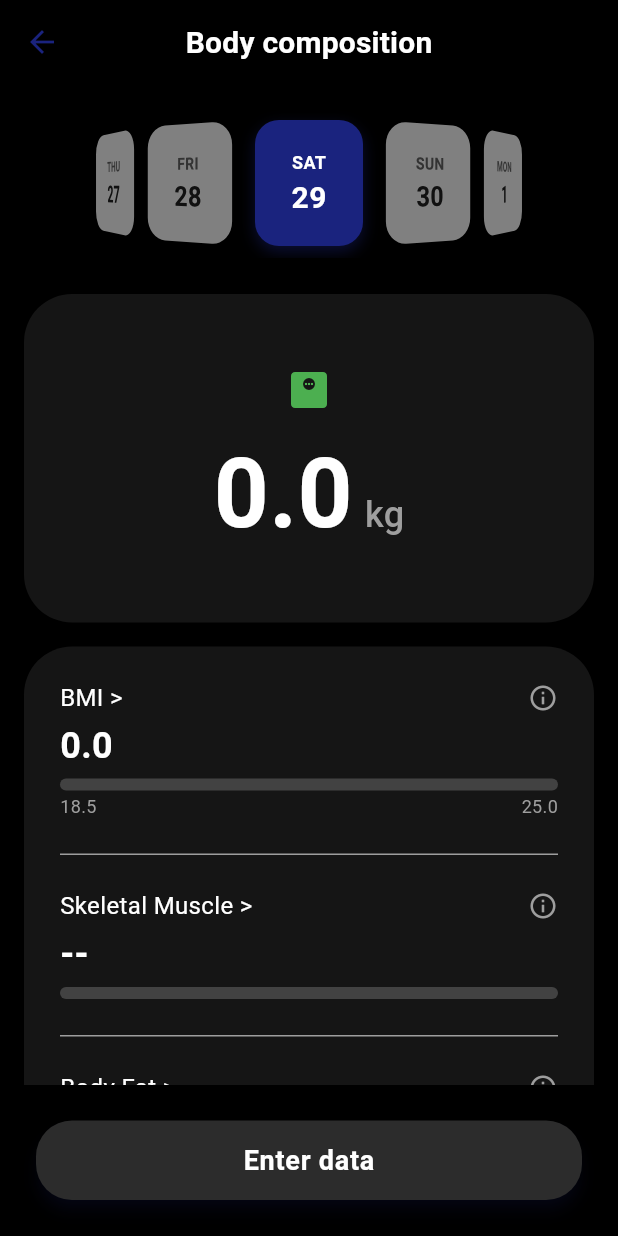
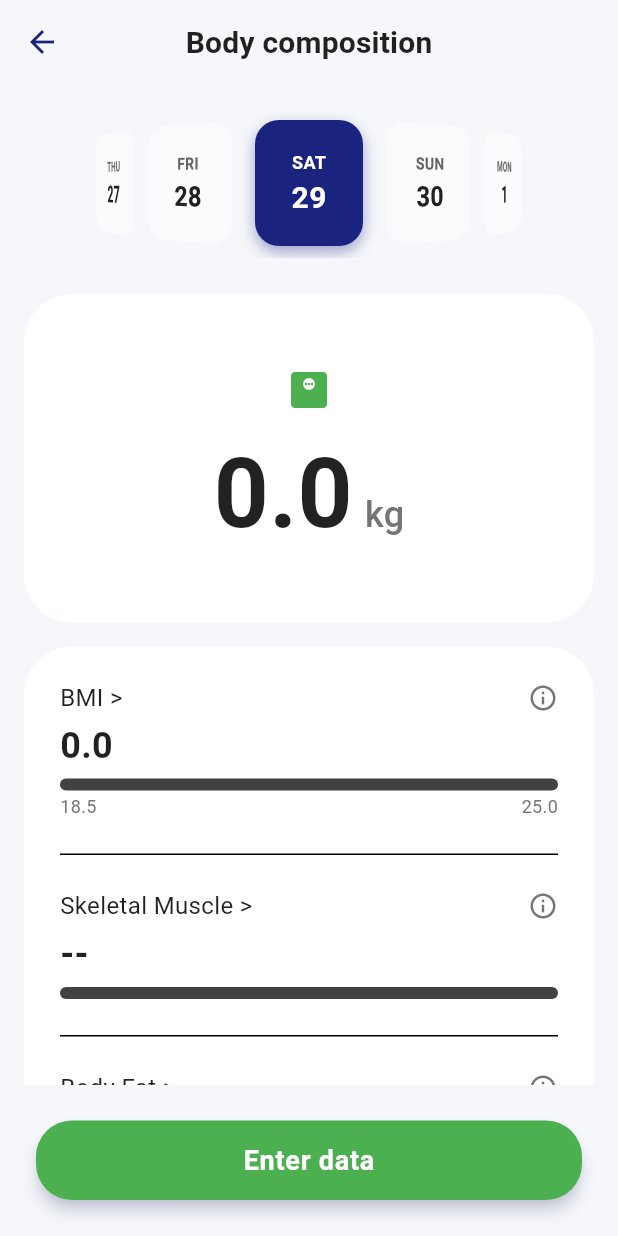
Before and after one commit to 1xterminal/Gainers, a Flutter app: the WeightLogScreen screen opened directly, on a phone screen of 412 x 824 dp. Run offline on Flutter 3.47's test engine with Material 3 defaults, Android fonts, the phone set to English and light mode, and no system bars; our stand-ins replace confetti, fl_chart, flutter_dotenv, flutter_riverpod, google_sign_in, permission_handler and 3 more; missing offline and left inert: health, youtube_api; accounts and stored records are empty; network calls fail.

Commit message:
change from hardcode colour to be light/dark mode

```diff
--- a/lib/features/weight/ui/weight_log_screen.dart
+++ b/lib/features/weight/ui/weight_log_screen.dart
@@ -25,12 +25,13 @@ class _WeightLogScreenState extends ConsumerState<WeightLogScreen> {
     final recentLogsAsync = ref.watch(recentWeightLogsProvider);
 
     return Scaffold(
-      backgroundColor: Colors.black,
+      backgroundColor: Theme.of(context).scaffoldBackgroundColor,
       appBar: AppBar(
         title: const Text('Body composition'),
         centerTitle: true,
-        backgroundColor: Colors.black,
-        foregroundColor: Colors.white,
+        elevation: 0,
+        backgroundColor: Theme.of(context).scaffoldBackgroundColor,
+        titleTextStyle: Theme.of(context).textTheme.titleLarge?.copyWith(fontWeight: FontWeight.bold),
       ),
       body: weightState.when(
         data: (logs) {
@@ -67,7 +68,7 @@ class _WeightLogScreenState extends ConsumerState<WeightLogScreen> {
                             width: double.infinity,
                             padding: const EdgeInsets.symmetric(vertical: 48, horizontal: 24),
                             decoration: BoxDecoration(
-                              color: const Color(0xFF151515),
+                              color: Theme.of(context).cardColor,
                               borderRadius: BorderRadius.circular(32),
                             ),
                             child: Column(
@@ -86,8 +87,8 @@ class _WeightLogScreenState extends ConsumerState<WeightLogScreen> {
                                       builder: (context, value, child) {
                                         return Text(
                                           value.toStringAsFixed(1),
-                                          style: const TextStyle(
-                                            color: Colors.white,
+                                          style: TextStyle(
+                                            color: Theme.of(context).textTheme.bodyLarge?.color,
                                             fontSize: 64,
                                             fontWeight: FontWeight.bold,
                                           ),
@@ -95,10 +96,10 @@ class _WeightLogScreenState extends ConsumerState<WeightLogScreen> {
                                       },
                                     ),
                                     const SizedBox(width: 8),
-                                    const Text(
+                                    Text(
                                       'kg',
                                       style: TextStyle(
-                                        color: Colors.grey,
+                                        color: Colors.grey[600],
                                         fontSize: 24,
                                         fontWeight: FontWeight.w500,
                                       ),
@@ -114,7 +115,7 @@ class _WeightLogScreenState extends ConsumerState<WeightLogScreen> {
                           Container(
                             padding: const EdgeInsets.all(24),
                             decoration: BoxDecoration(
-                              color: const Color(0xFF151515),
+                              color: Theme.of(context).cardColor,
                               borderRadius: BorderRadius.circular(32),
                             ),
                             child: Column(
@@ -124,39 +125,50 @@ class _WeightLogScreenState extends ConsumerState<WeightLogScreen> {
                                 Row(
                                   mainAxisAlignment: MainAxisAlignment.spaceBetween,
                                   children: [
-                                    const Text('BMI >', style: TextStyle(color: Colors.white, fontSize: 16)),
-                                    const Icon(Icons.info_outline, color: Colors.grey, size: 20),
+                                    Text('BMI >', style: TextStyle(color: Theme.of(context).textTheme.bodyLarge?.color, fontSize: 16)),
+                                    Icon(Icons.info_outline, color: Colors.grey[600], size: 20),
                                   ],
                                 ),
                                 const SizedBox(height: 8),
-                                Text(bmi.toStringAsFixed(1), style: const TextStyle(color: Colors.white, fontSize: 24, fontWeight: FontWeight.bold)),
+                                Text(
+                                  bmi.toStringAsFixed(1),
+                                  style: TextStyle(
+                                    color: Theme.of(context).textTheme.bodyLarge?.color,
+                                    fontSize: 24,
+                                    fontWeight: FontWeight.bold,
+                                  ),
+                                ),
                                 const SizedBox(height: 8),
                                 _buildProgressBar(value: (bmi / 40).clamp(0.0, 1.0), color: Colors.green),
                                 const SizedBox(height: 4),
-                                const Row(
+                                Row(
                                   mainAxisAlignment: MainAxisAlignment.spaceBetween,
                                   children: [
-                                    Text('18.5', style: TextStyle(color: Colors.grey, fontSize: 12)),
-                                    Text('25.0', style: TextStyle(color: Colors.grey, fontSize: 12)),
+                                    Text('18.5', style: TextStyle(color: Colors.grey[600], fontSize: 12)),
+                                    Text('25.0', style: TextStyle(color: Colors.grey[600], fontSize: 12)),
                                   ],
                                 ),
 
                                 const SizedBox(height: 24),
-                                const Divider(color: Colors.grey, height: 1),
+                                Divider(color: Theme.of(context).dividerColor, height: 1),
                                 const SizedBox(height: 24),
 
                                 // Skeletal Muscle Section
                                 Row(
                                   mainAxisAlignment: MainAxisAlignment.spaceBetween,
                                   children: [
-                                    const Text('Skeletal Muscle >', style: TextStyle(color: Colors.white, fontSize: 16)),
-                                    const Icon(Icons.info_outline, color: Colors.grey, size: 20),
+                                    Text('Skeletal Muscle >', style: TextStyle(color: Theme.of(context).textTheme.bodyLarge?.color, fontSize: 16)),
+                                    Icon(Icons.info_outline, color: Colors.grey[600], size: 20),
                                   ],
                                 ),
                                 const SizedBox(height: 8),
                                 Text(
                                   muscle != null ? '${muscle.toStringAsFixed(1)} kg' : '--',
-                                  style: const TextStyle(color: Colors.white, fontSize: 24, fontWeight: FontWeight.bold)
+                                  style: TextStyle(
+                                    color: Theme.of(context).textTheme.bodyLarge?.color,
+                                    fontSize: 24,
+                                    fontWeight: FontWeight.bold,
+                                  ),
                                 ),
                                 const SizedBox(height: 8),
                                 _buildProgressBar(
@@ -165,21 +177,25 @@ class _WeightLogScreenState extends ConsumerState<WeightLogScreen> {
                                 ),
 
                                 const SizedBox(height: 24),
-                                const Divider(color: Colors.grey, height: 1),
+                                Divider(color: Theme.of(context).dividerColor, height: 1),
                                 const SizedBox(height: 24),
 
                                 // Body Fat Section
                                 Row(
                                   mainAxisAlignment: MainAxisAlignment.spaceBetween,
                                   children: [
-                                    const Text('Body Fat >', style: TextStyle(color: Colors.white, fontSize: 16)),
-                                    const Icon(Icons.info_outline, color: Colors.grey, size: 20),
+                                    Text('Body Fat >', style: TextStyle(color: Theme.of(context).textTheme.bodyLarge?.color, fontSize: 16)),
+                                    Icon(Icons.info_outline, color: Colors.grey[600], size: 20),
                                   ],
                                 ),
                                 const SizedBox(height: 8),
                                 Text(
                                   fat != null ? '${fat.toStringAsFixed(1)} %' : '--',
-                                  style: const TextStyle(color: Colors.white, fontSize: 24, fontWeight: FontWeight.bold)
+                                  style: TextStyle(
+                                    color: Theme.of(context).textTheme.bodyLarge?.color,
+                                    fontSize: 24,
+                                    fontWeight: FontWeight.bold,
+                                  ),
                                 ),
                                 const SizedBox(height: 8),
                                 _buildProgressBar(
@@ -213,7 +229,7 @@ class _WeightLogScreenState extends ConsumerState<WeightLogScreen> {
                       child: ElevatedButton(
                         onPressed: () => _showInputModal(context, weight, muscle, fat),
                         style: ElevatedButton.styleFrom(
-                          backgroundColor: const Color(0xFF2C2C2C),
+                          backgroundColor: Colors.green,
                           foregroundColor: Colors.white,
                           padding: const EdgeInsets.symmetric(vertical: 16),
                           shape: RoundedRectangleBorder(borderRadius: BorderRadius.circular(24)),
@@ -226,11 +242,11 @@ class _WeightLogScreenState extends ConsumerState<WeightLogScreen> {
               );
             },
             loading: () => const Center(child: CircularProgressIndicator()),
-            error: (err, stack) => Center(child: Text('Error loading profile: $err', style: const TextStyle(color: Colors.white))),
+            error: (err, stack) => Center(child: Text('Error loading profile: $err', style: TextStyle(color: Theme.of(context).textTheme.bodyLarge?.color))),
           );
         },
         loading: () => const Center(child: CircularProgressIndicator()),
-        error: (err, stack) => Center(child: Text('Error loading weight log: $err', style: const TextStyle(color: Colors.white))),
+        error: (err, stack) => Center(child: Text('Error loading weight log: $err', style: TextStyle(color: Theme.of(context).textTheme.bodyLarge?.color))),
       ),
     );
   }
```
Also changed, not shown: lib/features/sleep/ui/sleep_log_screen.dart (+32 -27 lines).
